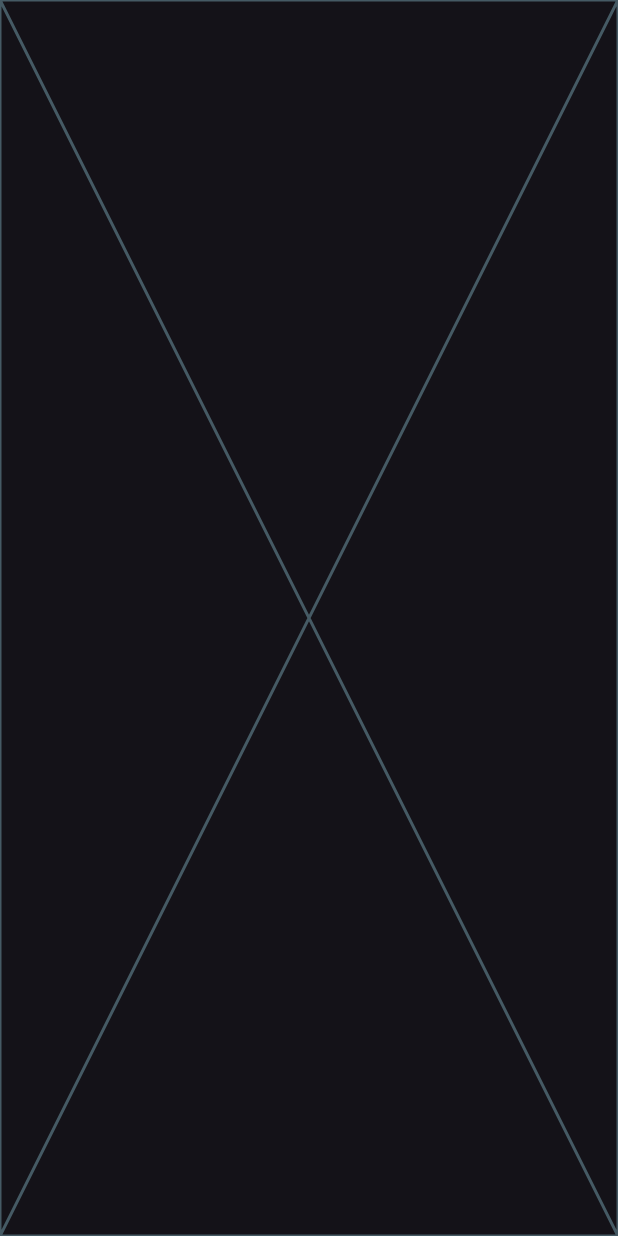
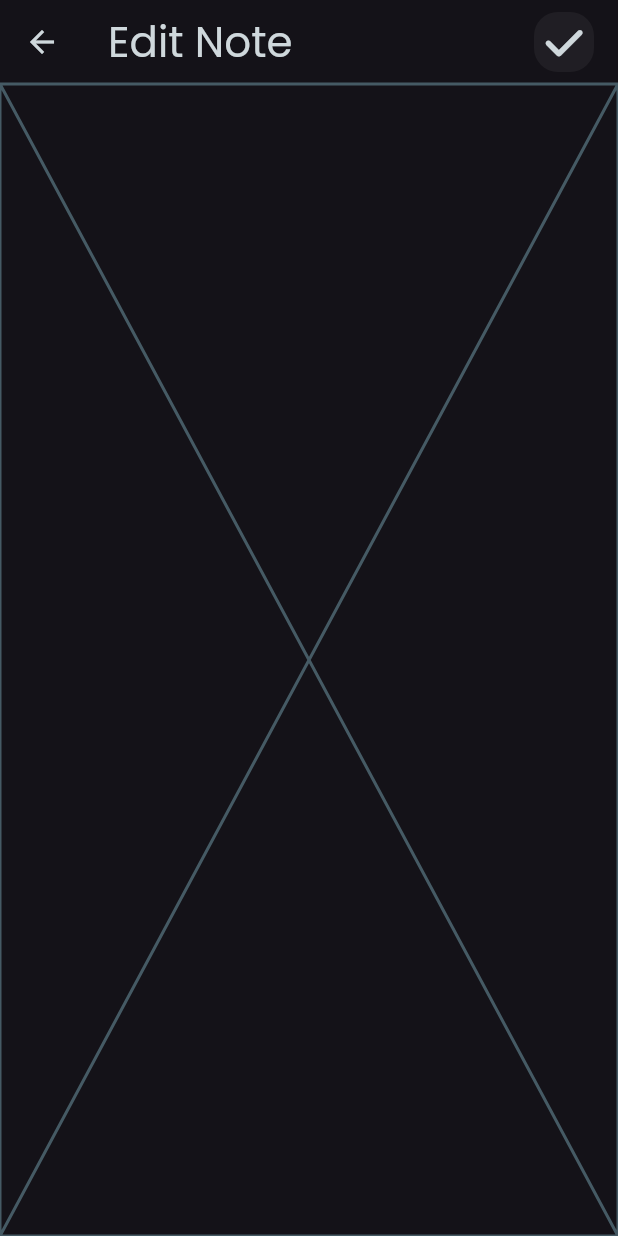
Before and after one commit to MohammedHashemBdier/Notes-App, a Flutter app: the screen it shows after launch, after a tap on "Note Title", on a phone screen of 412 x 824 dp. Run offline on Flutter 3.47's test engine with Material 3 defaults, Android fonts, the phone set to English and light mode, and no system bars; our stand-ins replace font_awesome_flutter.

Commit message:
Add custom app bar to edit note view

```diff
--- a/lib/views/Edit_note_view.dart
+++ b/lib/views/Edit_note_view.dart
@@ -1,13 +1,31 @@
 import 'package:flutter/material.dart';
+import 'package:font_awesome_flutter/font_awesome_flutter.dart';
+import 'package:notes_app/views/widgets/custom_app_bar_icon.dart';
 import 'package:notes_app/views/widgets/edit_note_view_body.dart';
+import 'package:notes_app/views/widgets/custom_app_bar.dart';
 
 class EditNoteView extends StatelessWidget {
   const EditNoteView({super.key});
 
   @override
   Widget build(BuildContext context) {
-    return const Scaffold(
-      body: EditNoteViewBody(),
+    return Scaffold(
+      appBar: customAppBar(
+        title: 'Edit Note',
+        actions: const CustomAppBarIcon(
+          icon: FontAwesomeIcons.check,
+        ),
+        leading: IconButton(
+          icon: Icon(
+            Icons.arrow_back,
+            color: Colors.blueGrey[100],
+          ),
+          onPressed: () {
+            Navigator.pop(context);
+          },
+        ),
+      ),
+      body: const EditNoteViewBody(),
     );
   }
 }
--- a/lib/views/notes_view.dart
+++ b/lib/views/notes_view.dart
@@ -1,7 +1,8 @@
 import 'package:flutter/material.dart';
 import 'package:font_awesome_flutter/font_awesome_flutter.dart';
 import 'package:notes_app/views/widgets/add_note_bottom_sheet.dart';
-import 'package:notes_app/views/widgets/notes_view_app_bar.dart';
+import 'package:notes_app/views/widgets/custom_app_bar.dart';
+import 'package:notes_app/views/widgets/custom_app_bar_icon.dart';
 import 'package:notes_app/views/widgets/notes_list_view.dart';
 
 class NotesView extends StatelessWidget {
@@ -27,7 +28,13 @@ class NotesView extends StatelessWidget {
           color: Colors.blueGrey[100],
         ),
       ),
-      appBar: notesViewAppBar(),
+      appBar: customAppBar(
+        title: 'Notes',
+        actions: const CustomAppBarIcon(
+          icon: FontAwesomeIcons.magnifyingGlass,
+        ),
+        leading: null,
+      ),
       body: const NotesListView(),
     );
   }
--- /dev/null
+++ b/lib/views/widgets/custom_app_bar.dart
@@ -0,0 +1,20 @@
+import 'package:flutter/material.dart';
+
+AppBar customAppBar({
+  required String title,
+  Widget? actions,
+  Widget? leading,
+}) {
+  return AppBar(
+    backgroundColor: Colors.transparent,
+    title: Text(
+      title,
+      style: TextStyle(
+        color: Colors.blueGrey[100],
+        fontSize: 28,
+      ),
+    ),
+    actions: actions != null ? [actions] : null,
+    leading: leading,
+  );
+}
--- a/lib/views/widgets/custom_search_icon.dart
+++ b/lib/views/widgets/custom_app_bar_icon.dart
@@ -1,10 +1,11 @@
 import 'package:flutter/material.dart';
 
-class CustomSearchIcon extends StatelessWidget {
-  const CustomSearchIcon({
+class CustomAppBarIcon extends StatelessWidget {
+  const CustomAppBarIcon({
     super.key,
+    required this.icon,
   });
-
+  final IconData icon;
   @override
   Widget build(BuildContext context) {
     return Padding(
@@ -16,10 +17,10 @@ class CustomSearchIcon extends StatelessWidget {
           color: Colors.white.withOpacity(0.05),
           borderRadius: BorderRadius.circular(16),
         ),
-        child: const Center(
+        child: Center(
           child: Icon(
-            Icons.search,
-            color: Colors.white,
+            icon,
+            color: Colors.blueGrey[100],
             size: 28,
           ),
         ),
--- a/lib/views/widgets/notes_view_app_bar.dart
+++ /dev/null
@@ -1,18 +0,0 @@
-import 'package:flutter/material.dart';
-import 'package:notes_app/views/widgets/custom_search_icon.dart';
-
-AppBar notesViewAppBar() {
-  return AppBar(
-    backgroundColor: Colors.transparent,
-    title: const Text(
-      'Notes',
-      style: TextStyle(
-        color: Colors.white,
-        fontSize: 28,
-      ),
-    ),
-    actions: const [
-      CustomSearchIcon(),
-    ],
-  );
-}
```
